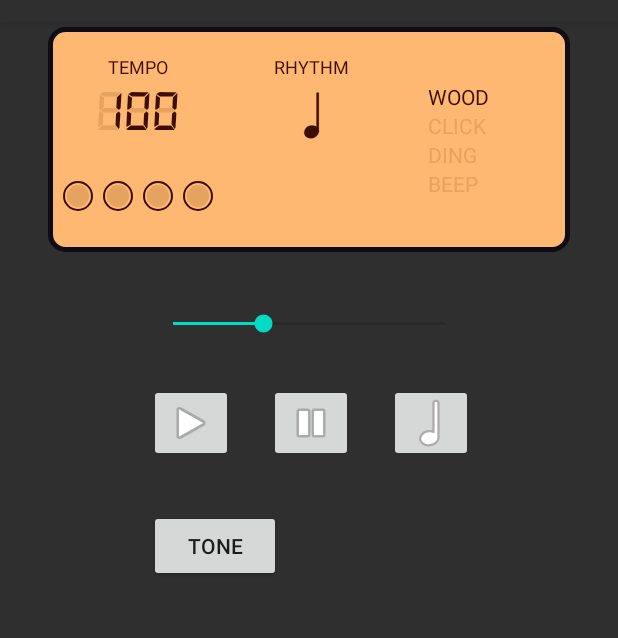
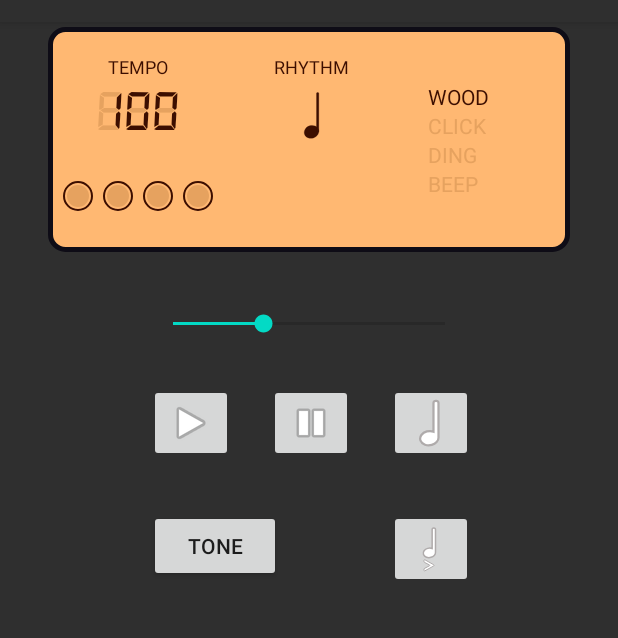
Before and after one commit to o4oren/android-kotlin-metronome, an Android app: the screen it shows after launch (MainActivity), after a tap on an icon or button, on a phone screen of 412 x 824 dp, the part 62-700 px from its top. Run offline under Robolectric (Android 15) with nearby library versions, the phone set to English and light mode, and no system bars; our stand-ins replace navigation-ui; Roboto replaces fonts that are not available here; 1 statement that could not run was skipped.

Commit message:
emphasis button

```diff
--- a/app/src/main/java/geva/oren/android_kotlin_metronome/fragments/MetronomeFragment.kt
+++ b/app/src/main/java/geva/oren/android_kotlin_metronome/fragments/MetronomeFragment.kt
@@ -66,6 +66,7 @@ class MetronomeFragment : Fragment(),
         pauseButton.setOnClickListener() { pause() }
         rhythmButton.setOnClickListener() { nextRhythm() }
         toneButton.setOnClickListener() { nextTone() }
+        emphasisButton.setOnClickListener() {v ->  metronomeService?.toggleEmphasis() }
     }
 
     private fun setBpmText(bpm: Int) {
@@ -109,6 +110,8 @@ class MetronomeFragment : Fragment(),
         metronomeService?.pause()
         playButton.isEnabled = true
         pauseButton.isEnabled = false
+        beatsView.resetBeats()
+
     }
 
     private fun updateBpm(bpm: Int) {
--- a/app/src/main/java/geva/oren/android_kotlin_metronome/views/BeatsView.kt
+++ b/app/src/main/java/geva/oren/android_kotlin_metronome/views/BeatsView.kt
@@ -48,6 +48,12 @@ class BeatsView @JvmOverloads constructor(
         }
     }
 
+    fun resetBeats() {
+        highlightedBeat = -1
+        removeAllViews()
+        createBeats()
+    }
+
     fun inc(): Int {
         if (beats < 10)
             beats++
--- /dev/null
+++ b/app/src/main/res/drawable/ic_emphasis.xml
@@ -0,0 +1,9 @@
+<vector android:height="32dp" android:viewportHeight="384"
+    android:viewportWidth="384" android:width="32dp" xmlns:android="http://schemas.android.com/apk/res/android">
+    <path android:fillColor="#FFFFFF" android:fillType="evenOdd"
+        android:pathData="M138.705,298.472L180.802,320.218C182.274,320.979 182.851,322.788 182.091,324.26C181.813,324.798 181.38,325.238 180.847,325.525L136.941,349.165L136.941,349.165C136.383,349.465 136.035,350.048 136.035,350.681L136.035,362.385C136.035,365.146 138.274,367.385 141.035,367.385C141.89,367.385 142.73,367.166 143.476,366.748L214.256,327.16C216.666,325.812 217.527,322.765 216.179,320.355C215.734,319.558 215.078,318.899 214.284,318.448L143.469,278.241C141.067,276.877 138.015,277.719 136.652,280.12C136.225,280.872 136,281.723 136,282.589L136,294.03C136,295.9 137.044,297.614 138.705,298.472Z"
+        android:strokeColor="#AFABAB" android:strokeWidth="8"/>
+    <path android:fillColor="#FFFFFF" android:fillType="evenOdd"
+        android:pathData="M215.95,24L213.271,24C210.081,24 207.224,25.146 205.144,26.898C202.659,28.991 201.244,31.918 201.244,35.076L201.244,187.702C190.758,184.207 178.193,183.679 165.828,187.063C152.898,190.601 142.751,197.705 136.665,206.15C130.01,215.386 128.081,226.206 132.004,236.376C135.785,246.176 144.516,253.768 155.924,257.796C166.56,261.552 179.482,262.186 192.172,258.713C202.996,255.751 211.881,250.289 218.044,243.638C224.803,236.344 228.321,227.62 227.977,218.926L227.977,35.076C227.977,31.918 226.562,28.991 224.076,26.898C221.997,25.146 219.139,24 215.95,24Z"
+        android:strokeColor="#AFABAB" android:strokeWidth="12"/>
+</vector>
--- a/app/src/main/res/layout/metronome_fragment.xml
+++ b/app/src/main/res/layout/metronome_fragment.xml
@@ -160,4 +160,14 @@
         app:layout_constraintStart_toStartOf="@+id/playButton"
         app:layout_constraintTop_toBottomOf="@+id/playButton" />
 
+    <ImageButton
+        android:id="@+id/emphasisButton"
+        android:layout_width="wrap_content"
+        android:layout_height="wrap_content"
+        android:layout_marginTop="32dp"
+        android:src="@drawable/ic_emphasis"
+        app:layout_constraintEnd_toEndOf="@+id/rhythmButton"
+        app:layout_constraintStart_toStartOf="@+id/rhythmButton"
+        app:layout_constraintTop_toBottomOf="@+id/rhythmButton" />
+
 </androidx.constraintlayout.widget.ConstraintLayout>
```
Also changed, not shown: app/src/main/java/geva/oren/android_kotlin_metronome/services/MetronomeService.kt (+28 -11 lines).
